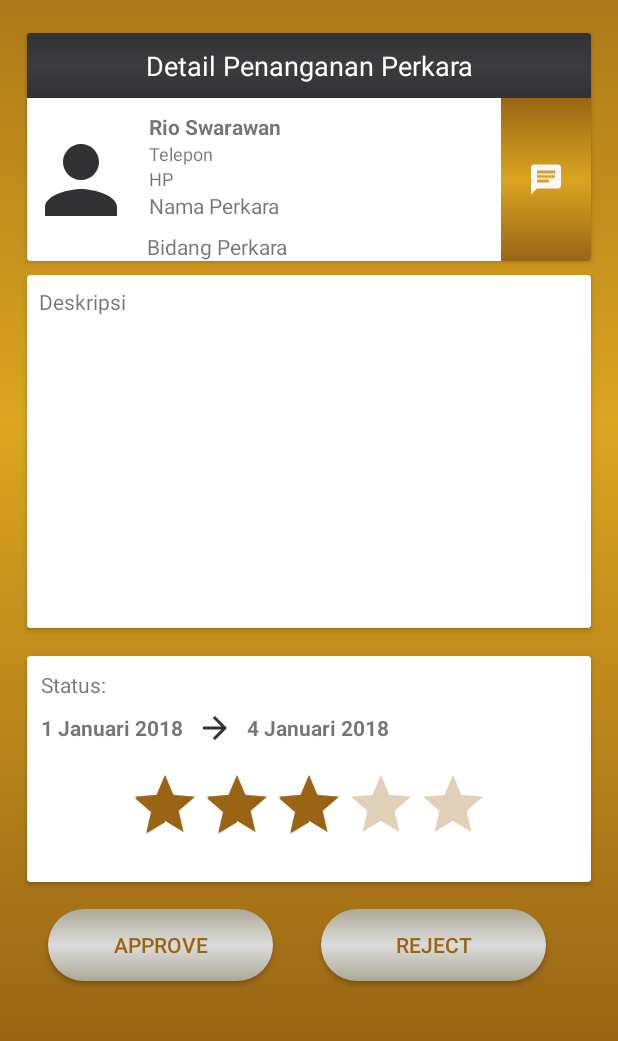
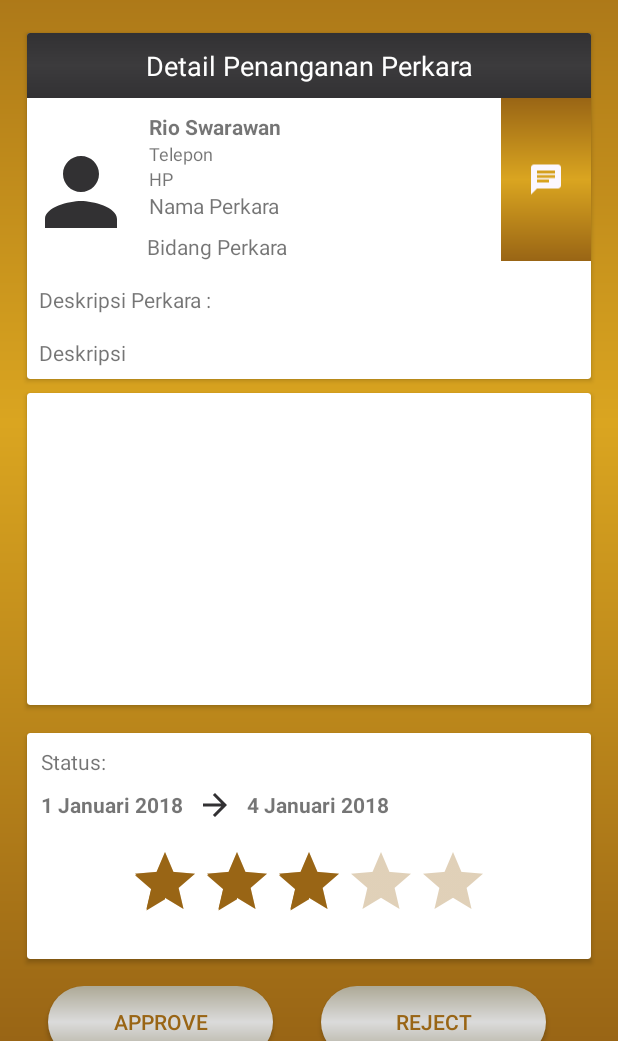
Before and after one commit to sidrive/androidmitra, an Android app: the DetailPerkaraActivity screen opened directly, with no data from a screen before it, after a tap on an icon or button, on a phone screen of 412 x 824 dp, the part 195-1236 px from its top. Run offline under Robolectric (Android 15) with nearby library versions, the phone set to English and light mode, and no system bars; our stand-ins replace ButterKnife, Dagger/Hilt's generated code; libraries missing offline, so code that uses them is left out: pub.devrel.easypermissions, retrofit2.adapter.rxjava, rx.android.schedulers, rx.schedulers, rx.subscriptions; pictures from the network do not load; 4 statements that could not run were skipped.

Commit message:
cleanup layout list & detail perkara

```diff
--- a/app/src/main/res/layout/activity_detail_perkara_cons.xml
+++ b/app/src/main/res/layout/activity_detail_perkara_cons.xml
@@ -46,15 +46,7 @@
       <android.support.constraint.ConstraintLayout
         android:layout_width="match_parent"
         android:layout_height="wrap_content">
-        <TextView
-            android:id="@+id/tv_desc"
-            android:layout_width="wrap_content"
-            android:layout_height="wrap_content"
-            android:layout_margin="8dp"
-            android:text="Deskripsi "
-            app:layout_constraintTop_toTopOf="parent"
-            app:layout_constraintStart_toStartOf="parent"
-            />
+
 
 
 
@@ -63,7 +55,7 @@
           android:layout_width="0dp"
           android:layout_height="200dp"
           android:layout_margin="8dp"
-          app:layout_constraintTop_toBottomOf="@id/tv_desc"
+          app:layout_constraintTop_toTopOf="parent"
           app:layout_constraintStart_toStartOf="parent"
           app:layout_constraintEnd_toEndOf="parent"
           />
@@ -111,7 +103,7 @@
           android:src="@drawable/ic_person_black_24dp"
           app:layout_constraintStart_toStartOf="parent"
           app:layout_constraintTop_toBottomOf="@id/tv_judul1"
-          app:layout_constraintBottom_toBottomOf="parent"
+          app:layout_constraintBottom_toTopOf="@id/tv_desc1"
           />
 
         <TextView
@@ -183,6 +175,29 @@
             android:text="Bidang Perkara "
             app:layout_constraintTop_toBottomOf="@id/tv_nama_perkara"
             app:layout_constraintStart_toEndOf="@id/img_lawyer"
+            app:layout_constraintBottom_toTopOf="@id/tv_desc1"
+            />
+
+          <TextView
+              android:id="@+id/tv_desc1"
+              android:layout_width="wrap_content"
+              android:layout_height="wrap_content"
+              android:layout_margin="8dp"
+              android:text="Deskripsi Perkara :"
+              app:layout_constraintTop_toBottomOf="@id/tv_bidang_hukum"
+              app:layout_constraintStart_toStartOf="parent"
+              app:layout_constraintBottom_toTopOf="@id/tv_desc"
+              />
+
+        <TextView
+            android:id="@+id/tv_desc"
+            android:layout_width="wrap_content"
+            android:layout_height="wrap_content"
+            android:layout_margin="8dp"
+            android:text="Deskripsi "
+            app:layout_constraintTop_toBottomOf="@id/tv_desc1"
+            app:layout_constraintStart_toStartOf="parent"
+            app:layout_constraintBottom_toBottomOf="parent"
             />
 
 
@@ -197,7 +212,7 @@
           android:background="@drawable/bg_grad1"
           app:layout_constraintEnd_toEndOf="parent"
           app:layout_constraintTop_toBottomOf="@id/tv_judul1"
-          app:layout_constraintBottom_toBottomOf="parent"
+          app:layout_constraintBottom_toBottomOf="@id/tv_bidang_hukum"
           />
       </android.support.constraint.ConstraintLayout>
     </android.support.v7.widget.CardView>
@@ -303,6 +318,7 @@
           android:background="@drawable/bg_transparent_silver"
           app:layout_constraintTop_toBottomOf="@id/cv_status"
           app:layout_constraintBottom_toBottomOf="parent"
+          app:layout_constraintStart_toStartOf="@id/cv_status"
           />
       <Button
           android:id="@+id/btn_reject"
@@ -316,7 +332,7 @@
           android:background="@drawable/bg_transparent_silver"
           app:layout_constraintTop_toBottomOf="@id/cv_status"
           app:layout_constraintStart_toEndOf="@id/btn_approve"
-          app:layout_constraintEnd_toEndOf="parent"
+          app:layout_constraintEnd_toEndOf="@id/cv_status"
           app:layout_constraintBottom_toBottomOf="parent"
           />
     </LinearLayout>
```
Also changed, not shown: app/src/main/java/lawyerku/mitra/api/adapter/AdapterPerkara.java (+23 -3 lines), app/src/main/java/lawyerku/mitra/ui/profilelawyer/DetailProfileActivity.java (+29 -7 lines).
